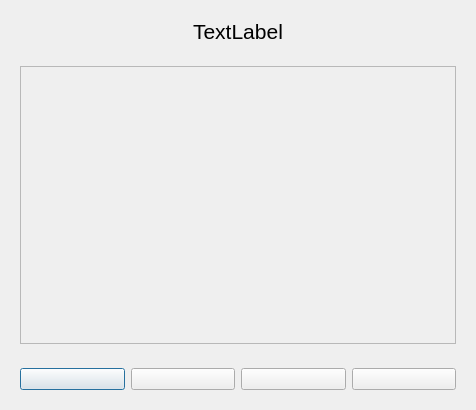
Before: the Qt Designer form common/DialogMsg.ui in roger0816/Tfri, drawn with Qt 5.
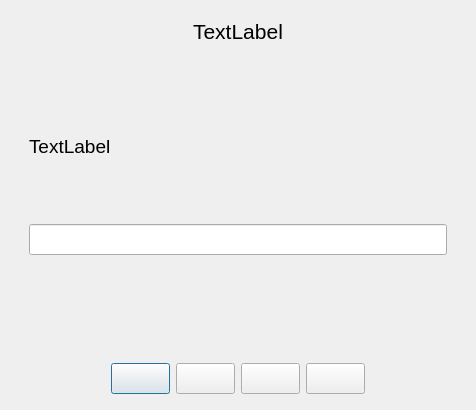
After: the same form once the commit is applied. The open tabs and pages were chosen to show the change.

```diff
--- a/common/DialogMsg.ui
+++ b/common/DialogMsg.ui
@@ -68,8 +68,18 @@
     </widget>
    </item>
    <item>
-    <widget class="QWidget" name="widget_2" native="true">
+    <widget class="QStackedWidget" name="stackedWidget">
+     <property name="currentIndex">
+      <number>0</number>
+     </property>
+     <widget class="QWidget" name="pageMsg" native="true">
      <layout class="QGridLayout" name="gridLayout">
+       <property name="leftMargin">
+        <number>20</number>
+       </property>
+       <property name="rightMargin">
+        <number>20</number>
+       </property>
       <item row="0" column="0">
        <widget class="QScrollArea" name="scrollArea">
         <property name="widgetResizable">
@@ -80,8 +90,8 @@
           <rect>
            <x>0</x>
            <y>0</y>
-           <width>438</width>
-           <height>280</height>
+            <width>416</width>
+            <height>260</height>
           </rect>
          </property>
          <layout class="QGridLayout" name="gridLayout_3">
@@ -101,13 +111,40 @@
       </item>
      </layout>
     </widget>
+     <widget class="QWidget" name="pageInput">
+      <layout class="QGridLayout" name="gridLayout_4">
+       <item row="0" column="0">
+        <widget class="QWidget" name="widget_2" native="true">
+         <layout class="QVBoxLayout" name="verticalLayout_2">
+          <item>
+           <widget class="QLabel" name="lbInputMsg">
+            <property name="sizePolicy">
+             <sizepolicy hsizetype="Preferred" vsizetype="Maximum">
+              <horstretch>0</horstretch>
+              <verstretch>0</verstretch>
+             </sizepolicy>
+            </property>
+            <property name="text">
+             <string>TextLabel</string>
+            </property>
+           </widget>
+          </item>
+          <item>
+           <widget class="QLineEdit" name="lineEdit"/>
+          </item>
+         </layout>
+        </widget>
+       </item>
+      </layout>
+     </widget>
+    </widget>
    </item>
    <item>
     <widget class="QWidget" name="widget_3" native="true">
      <property name="minimumSize">
       <size>
        <width>0</width>
-       <height>40</height>
+       <height>60</height>
       </size>
      </property>
      <property name="maximumSize">
@@ -117,6 +154,19 @@
       </size>
      </property>
      <layout class="QHBoxLayout" name="horizontalLayout">
+      <item>
+       <spacer name="horizontalSpacer">
+        <property name="orientation">
+         <enum>Qt::Horizontal</enum>
+        </property>
+        <property name="sizeHint" stdset="0">
+         <size>
+          <width>40</width>
+          <height>20</height>
+         </size>
+        </property>
+       </spacer>
+      </item>
       <item>
        <widget class="QPushButton" name="btn0">
         <property name="text">
@@ -145,6 +195,19 @@
         </property>
        </widget>
       </item>
+      <item>
+       <spacer name="horizontalSpacer_2">
+        <property name="orientation">
+         <enum>Qt::Horizontal</enum>
+        </property>
+        <property name="sizeHint" stdset="0">
+         <size>
+          <width>40</width>
+          <height>20</height>
+         </size>
+        </property>
+       </spacer>
+      </item>
      </layout>
     </widget>
    </item>
```
Lines whose indentation alone changed are shown as unchanged.
